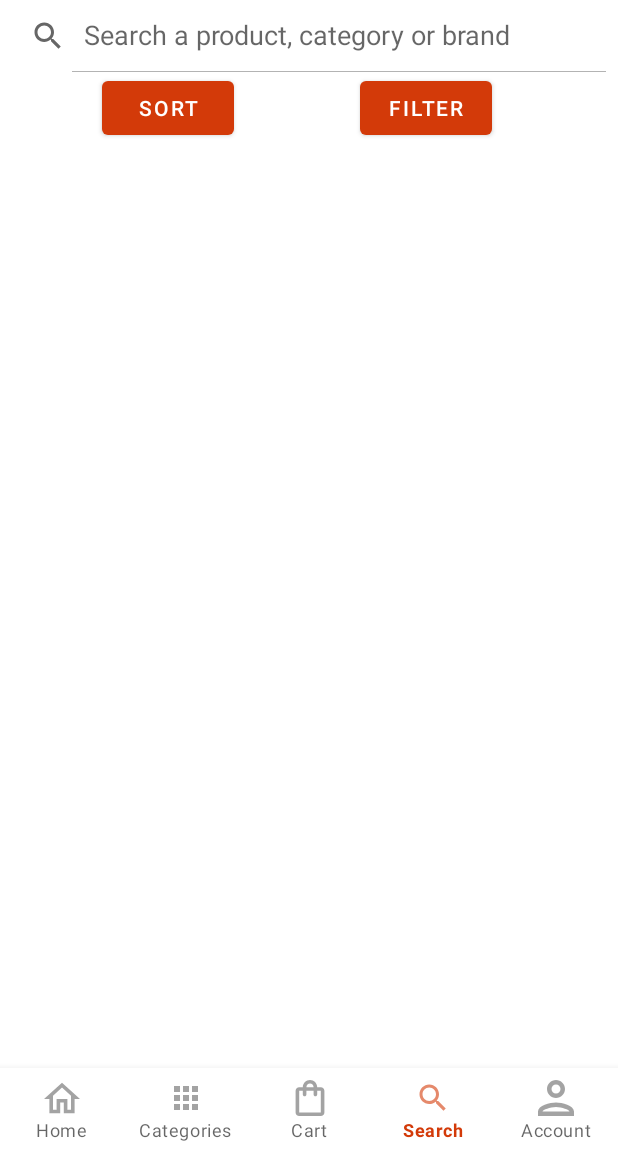
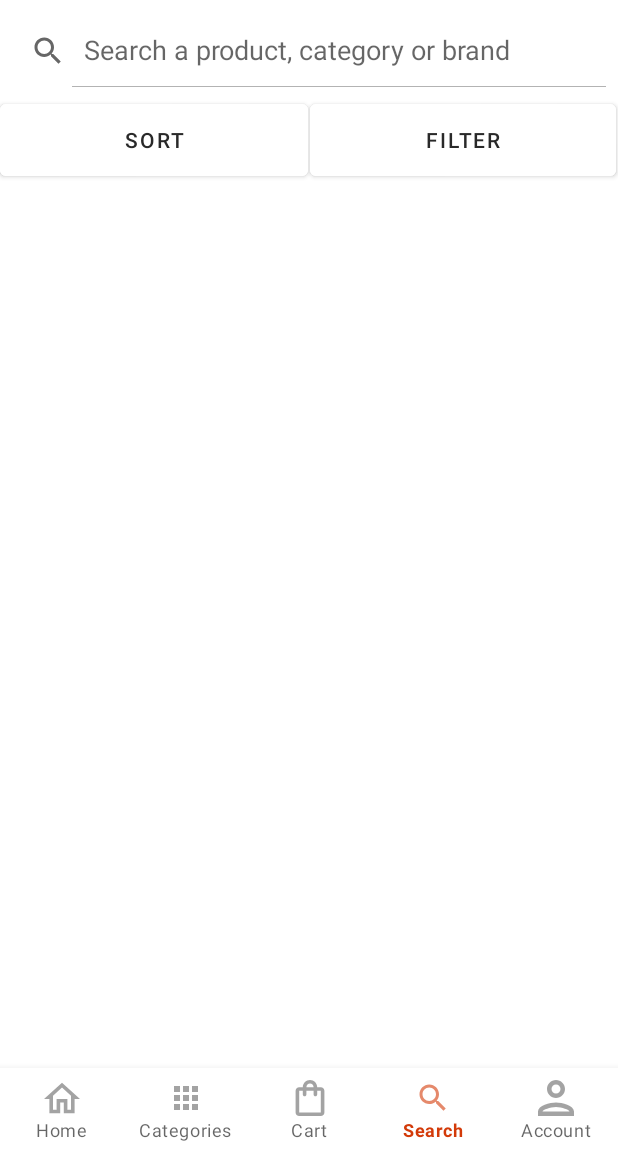
Before and after one commit to bounswe/bounswe2020group8, an Android app: the screen it shows after launch (DashboardActivity), item 4 of the bottom bar chosen, on a phone screen of 412 x 824 dp, the part 84-1236 px from its top. Run offline under Robolectric (Android 15) with nearby library versions, the phone set to English and light mode, and no system bars.

Commit message:
Fix recyclerview in search fragment and change style of sort&filter

```diff
--- a/Android/app/src/main/java/com/example/carousel/SearchFragment.kt
+++ b/Android/app/src/main/java/com/example/carousel/SearchFragment.kt
@@ -12,6 +12,7 @@ import android.view.ViewGroup
 import android.widget.SearchView
 import android.widget.Toast
 import androidx.fragment.app.Fragment
+import androidx.recyclerview.widget.GridLayoutManager
 import androidx.recyclerview.widget.LinearLayoutManager
 import androidx.recyclerview.widget.RecyclerView
 import kotlinx.android.synthetic.main.fragment_search.*
@@ -56,6 +57,8 @@ class SearchFragment : Fragment() {
         }
 
         filterButton.setOnClickListener {
+            //val intent = Intent(activity, FilterActivity::class.java)
+            //startActivity(intent)
             drawer_layout.openDrawer(Gravity.RIGHT);
         }
 
@@ -98,12 +101,16 @@ class SearchFragment : Fragment() {
         resultingProducts.add(Product(title = "PlayStation 4 Pro 1TB", price = 399.99, id = 2, photoUrl = R.drawable.image2))
         resultingProducts.add(Product(title = "Samsung Galaxy Tab S6 Lite 10.4", price = 249.9, id = 3, photoUrl = R.drawable.image3))
         resultingProducts.add(Product(title = "Bose Noise Cancelling Wireless Bluetooth Headphones 700", price = 339.99, id = 4, photoUrl = R.drawable.image4))
+        resultingProducts.add(Product(title = "Sony X800H 43 Inch TV", price = 448.99, id = 5, photoUrl = R.drawable.image5))
+        resultingProducts.add(Product(title = "ASUS F512DA-EB51 VivoBook 15", price = 14.99, id = 6, photoUrl = R.drawable.image6))
+        resultingProducts.add(Product(title = "DualSense Wireless Controller \$69.99", price = 69.99, id = 7, photoUrl = R.drawable.image7))
+        resultingProducts.add(Product(title = "SAMSUNG 870 QVO SATA III 2.5\\' SSD", price = 199.99, id = 8, photoUrl = R.drawable.image8))
         createProductList(resultingProducts, results)
     }
     private fun createProductList(products: ArrayList<Product>, recyclerId: RecyclerView){
         val adapter = ProductsAdapter(products)
         recyclerId.apply {
-            layoutManager = LinearLayoutManager(this.context, LinearLayoutManager.VERTICAL, false)
+            layoutManager = GridLayoutManager(this.context, 2)
             setAdapter(adapter)
         }
         adapter.onItemClick = { product ->
@@ -112,4 +119,5 @@ class SearchFragment : Fragment() {
             startActivity(intent)
         }
     }
+
 }
--- a/Android/app/src/main/res/layout/fragment_search.xml
+++ b/Android/app/src/main/res/layout/fragment_search.xml
@@ -1,12 +1,24 @@
 <?xml version="1.0" encoding="utf-8"?>
 
-
-<androidx.drawerlayout.widget.DrawerLayout xmlns:android="http://schemas.android.com/apk/res/android"
+<FrameLayout android:layout_height="match_parent"
+    android:layout_width="match_parent"
+    xmlns:android="http://schemas.android.com/apk/res/android"
     xmlns:app="http://schemas.android.com/apk/res-auto"
     xmlns:tools="http://schemas.android.com/tools"
+    tools:context=".SearchFragment">
+
+    <androidx.drawerlayout.widget.DrawerLayout
     android:id="@+id/drawer_layout"
     android:layout_width="match_parent"
     android:layout_height="match_parent">
+        <ScrollView
+            android:layout_width="match_parent"
+            android:layout_height="match_parent" >
+
+        <LinearLayout
+            android:layout_width="match_parent"
+            android:layout_height="wrap_content"
+            android:orientation="vertical">
 
             <androidx.constraintlayout.widget.ConstraintLayout
                 android:layout_height="match_parent"
@@ -16,6 +28,7 @@
                     android:id="@+id/searchView"
                     android:layout_width="match_parent"
                     android:layout_height="wrap_content"
+                    android:layout_marginTop="10dp"
                     android:iconifiedByDefault="false"
                     android:queryHint="Search a product, category or brand"
                     app:layout_constraintStart_toStartOf="parent"
@@ -23,18 +36,22 @@
 
                 <Button
                     android:id="@+id/sortButton"
-            android:layout_width="wrap_content"
-            android:layout_height="wrap_content"
-            android:layout_marginStart="68dp"
-            android:layout_marginLeft="68dp"
+                    android:layout_width="205dp"
+                    android:layout_height="60dp"
+                    android:layout_marginTop="5dp"
+                    android:backgroundTint="#ffffff"
+                    android:textColor="#292929"
                     android:text="@string/sort"
                     app:layout_constraintLeft_toLeftOf="parent"
                     app:layout_constraintTop_toBottomOf="@+id/searchView" />
 
                 <Button
                     android:id="@+id/filterButton"
-            android:layout_width="wrap_content"
-            android:layout_height="wrap_content"
+                    android:layout_width="204dp"
+                    android:layout_height="60dp"
+                    android:layout_marginTop="5dp"
+                    android:backgroundTint="#ffffff"
+                    android:textColor="#292929"
                     android:text="@string/filter"
                     app:layout_constraintEnd_toEndOf="parent"
                     app:layout_constraintStart_toEndOf="@+id/sortButton"
@@ -42,19 +59,97 @@
 
                 <androidx.recyclerview.widget.RecyclerView
                     android:id="@+id/results"
-            android:layout_width="411dp"
-            android:layout_height="685dp"
-            app:layout_constraintTop_toBottomOf="@+id/sortButton"
+                    android:layout_width="match_parent"
+                    android:layout_height="wrap_content"
                     app:layout_constraintLeft_toLeftOf="parent"
-            tools:layout_editor_absoluteX="0dp" />
+                    app:layout_constraintTop_toBottomOf="@+id/sortButton" />
             </androidx.constraintlayout.widget.ConstraintLayout>
+        </LinearLayout>
+        </ScrollView>
 
-    <com.google.android.material.navigation.NavigationView
-        android:id="@+id/filterNavigation"
-        android:layout_width="300dp"
+    <LinearLayout
+        android:layout_width="match_parent"
         android:layout_height="match_parent"
+        android:orientation="vertical"
         android:layout_gravity="end"
-        app:headerLayout="@layout/filter_navigation_header"
-        app:menu="@menu/filter_navigation_items" />
+        android:background="#ffffffff" >
+
+        <Button
+            android:id="@+id/price_filter"
+            android:layout_width="match_parent"
+            android:layout_height="wrap_content"
+            android:text="Price"
+            android:textColor="#292929"
+            app:backgroundTint="#FFFFFF"/>
+        <TextView
+            android:id="@+id/min_price"
+            android:layout_width="match_parent"
+            android:layout_height="wrap_content"
+            android:text="minmax"
+            android:textColor="#292929"
+            app:backgroundTint="#FFFFFF" />
+
+
+        <Button
+            android:id="@+id/button2"
+            android:layout_width="match_parent"
+            android:layout_height="wrap_content"
+            android:text="Rating"
+            android:textColor="#292929"
+            app:backgroundTint="#FFFFFF" />
+
+        <Button
+            android:id="@+id/button3"
+            android:layout_width="match_parent"
+            android:layout_height="wrap_content"
+            android:text="Color"
+            android:textColor="#292929"
+            app:backgroundTint="#FFFFFF" />
+
+        <Button
+            android:id="@+id/button4"
+            android:layout_width="match_parent"
+            android:layout_height="wrap_content"
+            android:text="Brand"
+            android:textColor="#292929"
+            app:backgroundTint="#FFFFFF" />
+
+        <Button
+            android:id="@+id/button5"
+            android:layout_width="match_parent"
+            android:layout_height="wrap_content"
+            android:text="Size"
+            android:textColor="#292929"
+            app:backgroundTint="#FFFFFF" />
+
+        <Button
+            android:id="@+id/button6"
+            android:layout_width="match_parent"
+            android:layout_height="wrap_content"
+            android:text="Category"
+            android:textColor="#292929"
+            app:backgroundTint="#FFFFFF" />
+
+        <Button
+            android:id="@+id/button7"
+            android:layout_width="match_parent"
+            android:layout_height="wrap_content"
+            android:text="Gender"
+            android:textColor="#292929"
+            app:backgroundTint="#FFFFFF" />
+
+        <Button
+            android:id="@+id/button8"
+            android:layout_width="match_parent"
+            android:layout_height="wrap_content"
+            android:text="Material"
+            android:textColor="#292929"
+            app:backgroundTint="#FFFFFF" />
+    </LinearLayout>
+
+
 
 </androidx.drawerlayout.widget.DrawerLayout>
+
+
+</FrameLayout>
--- a/Android/app/src/main/res/menu/filter_navigation_items.xml
+++ /dev/null
@@ -1,10 +0,0 @@
-<?xml version="1.0" encoding="utf-8"?>
-<menu xmlns:android="http://schemas.android.com/apk/res/android"
-    xmlns:app="http://schemas.android.com/apk/res-auto">
-
-    <item
-        android:id="@+id/min_price"
-        android:title="minimum price:"
-        app:actionViewClass="android.widget.EditText" />
-
-</menu>
```
Lines whose indentation alone changed are shown as unchanged.
